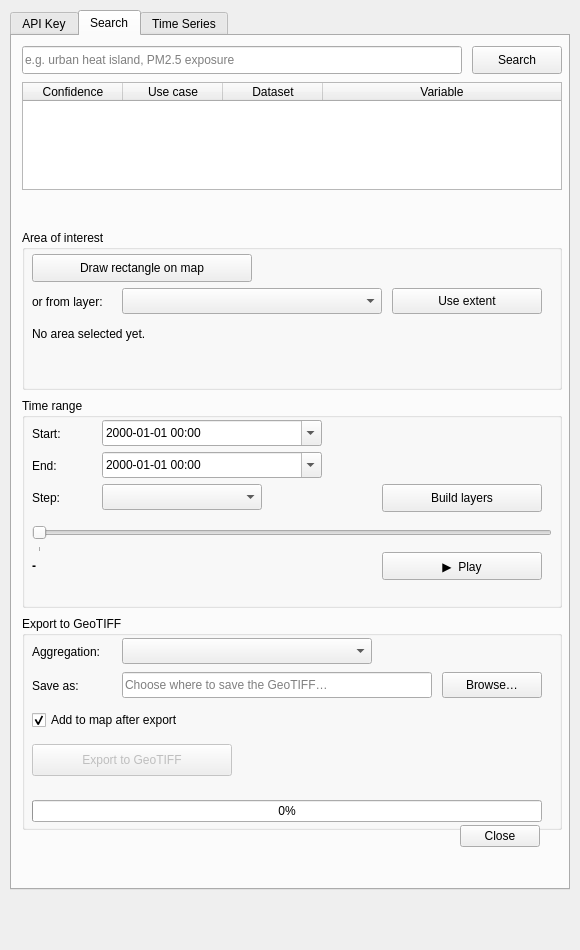
Above: geobridge_plugin_dialog_base.ui from ECMWFCode4Earth/geobridge-qgis before the change. Below: the same form after it.
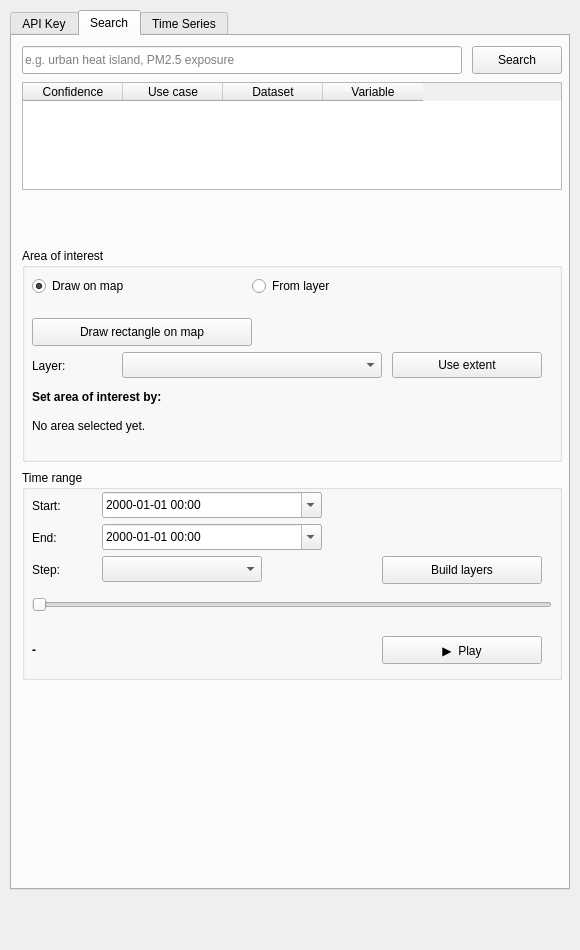
That is the form after the change. The open tabs and pages were chosen to show the change.

Patch:
```diff
--- a/geobridge_plugin_dialog_base.ui
+++ b/geobridge_plugin_dialog_base.ui
@@ -121,7 +121,7 @@
       <enum>QAbstractItemView::NoEditTriggers</enum>
      </property>
      <attribute name="horizontalHeaderStretchLastSection">
-      <bool>true</bool>
+      <bool>false</bool>
      </attribute>
      <column>
       <property name="text"><string>Confidence</string></property>
@@ -139,7 +139,7 @@
 
     <widget class="QLabel" name="lbl_search_selection">
      <property name="geometry">
-      <rect><x>10</x><y>158</y><width>540</width><height>30</height></rect>
+      <rect><x>10</x><y>158</y><width>540</width><height>48</height></rect>
      </property>
      <property name="text"><string></string></property>
      <property name="wordWrap"><bool>true</bool></property>
@@ -151,38 +151,60 @@
     <!-- ── Area of interest ── -->
     <widget class="QGroupBox" name="groupBox_aoi">
      <property name="geometry">
-      <rect><x>10</x><y>194</y><width>540</width><height>160</height></rect>
+      <rect><x>10</x><y>212</y><width>540</width><height>214</height></rect>
      </property>
      <property name="title"><string>Area of interest</string></property>
 
+     <widget class="QRadioButton" name="rad_aoi_draw">
+      <property name="geometry">
+       <rect><x>10</x><y>26</y><width>210</width><height>24</height></rect>
+      </property>
+      <property name="text"><string>Draw on map</string></property>
+      <property name="checked"><bool>true</bool></property>
+     </widget>
+     <widget class="QRadioButton" name="rad_aoi_layer">
+      <property name="geometry">
+       <rect><x>230</x><y>26</y><width>150</width><height>24</height></rect>
+      </property>
+      <property name="text"><string>From layer</string></property>
+     </widget>
+
      <widget class="QPushButton" name="btn_draw_aoi">
       <property name="geometry">
-       <rect><x>10</x><y>24</y><width>220</width><height>28</height></rect>
+       <rect><x>10</x><y>70</y><width>220</width><height>28</height></rect>
       </property>
       <property name="text"><string>Draw rectangle on map</string></property>
      </widget>
 
      <widget class="QLabel" name="lbl_aoi_layer">
       <property name="geometry">
-       <rect><x>10</x><y>60</y><width>90</width><height>24</height></rect>
+       <rect><x>10</x><y>106</y><width>90</width><height>24</height></rect>
       </property>
-      <property name="text"><string>or from layer:</string></property>
+      <property name="text"><string>Layer:</string></property>
      </widget>
      <widget class="QComboBox" name="cmb_aoi_layer">
       <property name="geometry">
-       <rect><x>100</x><y>58</y><width>260</width><height>26</height></rect>
+       <rect><x>100</x><y>104</y><width>260</width><height>26</height></rect>
       </property>
      </widget>
      <widget class="QPushButton" name="btn_use_layer_extent">
       <property name="geometry">
-       <rect><x>370</x><y>58</y><width>150</width><height>26</height></rect>
+       <rect><x>370</x><y>104</y><width>150</width><height>26</height></rect>
       </property>
       <property name="text"><string>Use extent</string></property>
      </widget>
 
+     <widget class="QLabel" name="lbl_aoi_method">
+      <property name="geometry">
+       <rect><x>10</x><y>140</y><width>300</width><height>18</height></rect>
+      </property>
+      <property name="text"><string>Set area of interest by:</string></property>
+      <property name="font"><font><bold>true</bold></font></property>
+     </widget>
+
      <widget class="QLabel" name="lbl_aoi_bbox">
       <property name="geometry">
-       <rect><x>10</x><y>92</y><width>520</width><height>24</height></rect>
+       <rect><x>10</x><y>166</y><width>520</width><height>24</height></rect>
       </property>
       <property name="text"><string>No area selected yet.</string></property>
       <property name="wordWrap"><bool>true</bool></property>
@@ -190,7 +212,7 @@
 
      <widget class="QLabel" name="lbl_aoi_warning">
       <property name="geometry">
-       <rect><x>10</x><y>120</y><width>520</width><height>32</height></rect>
+       <rect><x>10</x><y>194</y><width>520</width><height>14</height></rect>
       </property>
       <property name="text"><string></string></property>
       <property name="wordWrap"><bool>true</bool></property>
@@ -202,7 +224,7 @@
 
     <widget class="QGroupBox" name="groupBox_time_range">
      <property name="geometry">
-      <rect><x>10</x><y>362</y><width>540</width><height>210</height></rect>
+      <rect><x>10</x><y>434</y><width>540</width><height>210</height></rect>
      </property>
      <property name="title"><string>Time range</string></property>
      <property name="visible"><bool>false</bool></property>
@@ -256,18 +278,18 @@
 
      <widget class="QSlider" name="slider_time">
       <property name="geometry">
-       <rect><x>10</x><y>124</y><width>520</width><height>30</height></rect>
+       <rect><x>10</x><y>124</y><width>520</width><height>22</height></rect>
       </property>
       <property name="orientation"><enum>Qt::Horizontal</enum></property>
       <property name="minimum"><number>0</number></property>
       <property name="maximum"><number>0</number></property>
-      <property name="tickPosition"><enum>QSlider::TicksBelow</enum></property>
+      <property name="tickPosition"><enum>QSlider::NoTicks</enum></property>
       <property name="tickInterval"><number>1</number></property>
      </widget>
 
      <widget class="QLabel" name="lbl_current_time">
       <property name="geometry">
-       <rect><x>10</x><y>156</y><width>340</width><height>24</height></rect>
+       <rect><x>10</x><y>168</y><width>340</width><height>24</height></rect>
       </property>
       <property name="text"><string>-</string></property>
       <property name="font"><font><bold>true</bold></font></property>
@@ -275,7 +297,7 @@
 
      <widget class="QPushButton" name="btn_play">
       <property name="geometry">
-       <rect><x>360</x><y>154</y><width>160</width><height>28</height></rect>
+       <rect><x>360</x><y>166</y><width>160</width><height>28</height></rect>
       </property>
       <property name="text"><string>▶  Play</string></property>
      </widget>
@@ -284,7 +306,7 @@
 
     <widget class="QGroupBox" name="groupBox_export">
      <property name="geometry">
-      <rect><x>10</x><y>580</y><width>540</width><height>214</height></rect>
+      <rect><x>570</x><y>120</y><width>540</width><height>214</height></rect>
      </property>
      <property name="title"><string>Export to GeoTIFF</string></property>
      <property name="visible"><bool>false</bool></property>
@@ -497,14 +519,6 @@
 
   </widget>
 
-  <widget class="QDialogButtonBox" name="button_box">
-   <property name="geometry">
-    <rect><x>40</x><y>820</y><width>500</width><height>32</height></rect>
-   </property>
-   <property name="orientation"><enum>Qt::Horizontal</enum></property>
-   <property name="standardButtons"><set>QDialogButtonBox::Close</set></property>
-  </widget>
-
  </widget>
  <resources/>
  <connections>
```
Left out of the diff: 13 changed lines with no effect on the pictures.
